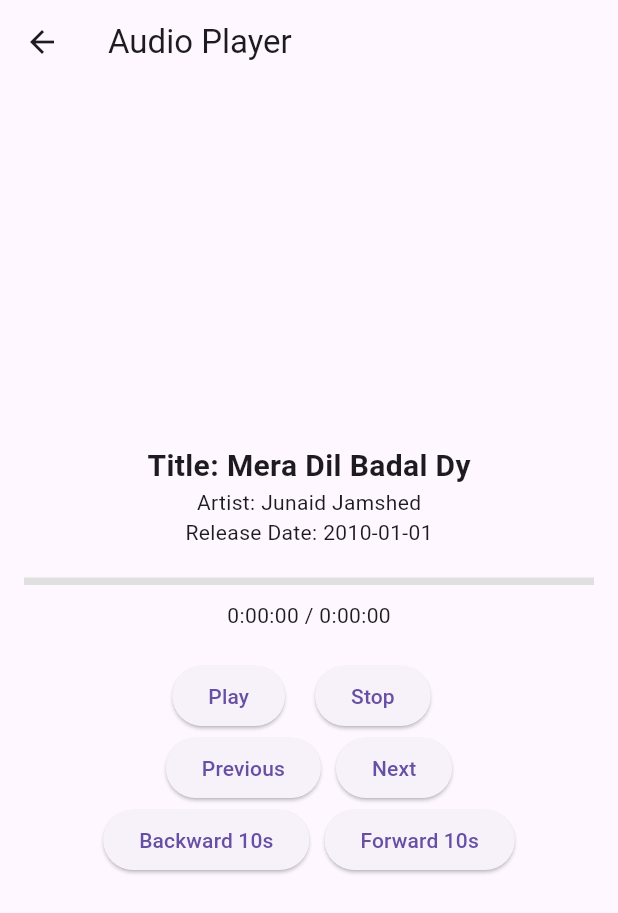
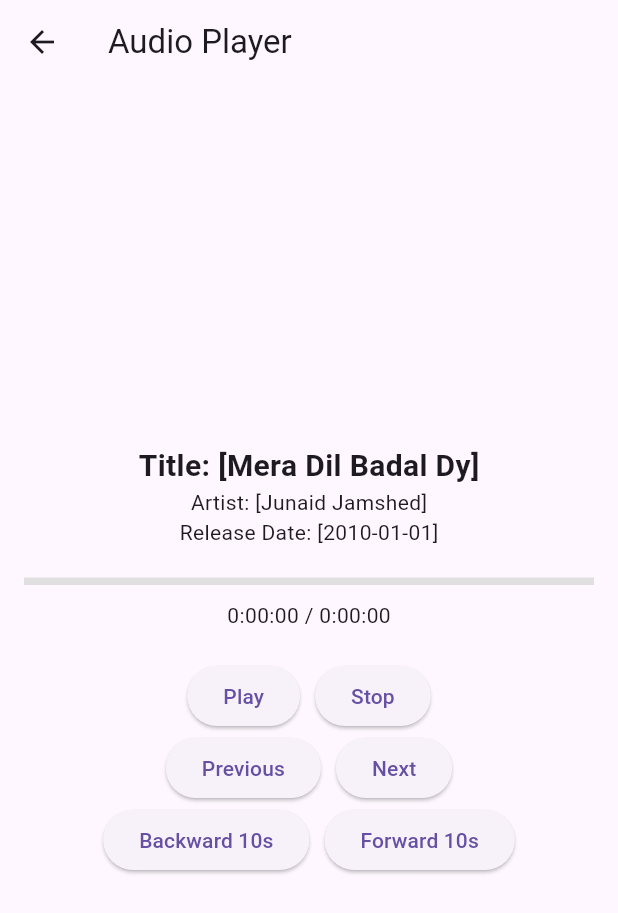
Before and after one commit to AsherAyub80/multi_role, a Flutter app: the AudioPlayer screen opened directly, on a phone screen of 412 x 824 dp. Shown: the top 913 px of the screen. Run offline on Flutter 3.47's test engine with Material 3 defaults, Android fonts, the phone set to English and light mode, and no system bars; our stand-ins replace firebase_core, firebase_messaging, flutter_dotenv, geolocator, get, get_storage and 5 more; missing offline and left inert: cunning_document_scanner, flutter_stripe, media_kit, media_kit_video, mobile_scanner, syncfusion_flutter_barcodes; accounts and stored records are empty; network calls fail; statements that could not run were skipped.

Commit message:
add localization

```diff
--- a/lib/MediaPlayer/audio_player.dart
+++ b/lib/MediaPlayer/audio_player.dart
@@ -2,6 +2,7 @@
 import 'package:google_mobile_ads/google_mobile_ads.dart';
 import 'package:media_kit/media_kit.dart';
 import 'dart:async';
+import 'package:get/get.dart';
 
 class AudioPlayer extends StatefulWidget {
   @override
@@ -21,7 +22,7 @@
   Duration _duration = Duration.zero;
   bool _isPlaying = false;
 
-  InterstitialAd? _interstitialAd; // Change to nullable type
+  InterstitialAd? _interstitialAd;
   bool _isInterstitialAdLoaded = false;
 
   late BannerAd _bannerAd;
@@ -38,24 +39,20 @@
         'title': 'Mera Dil Badal Dy',
         'artist': 'Junaid Jamshed',
         'releaseDate': '2010-01-01',
-        'url':
-            'https://humariweb.com/naats/jj/mera-dil-badal-da-(Hamariweb.com).mp3',
+        'url': 'https://humariweb.com/naats/jj/mera-dil-badal-da-(Hamariweb.com).mp3',
       },
       {
         'title': 'Faaslon Ko Takalluf',
         'artist': 'Waheed Zafar Qasmi',
         'releaseDate': '2001-06-01',
-        'url':
-            'https://humariweb.com/naats/22-10/faaslon~ko~takalluf-(hamariweb.com).mp3',
+        'url': 'https://humariweb.com/naats/22-10/faaslon~ko~takalluf-(hamariweb.com).mp3',
       },
-      // Add more tracks here
     ];
 
     _player = Player();
     _currentMedia = Media(_tracks[_currentIndex]['url']);
     _player.open(_currentMedia);
 
-    // Subscribe to the position and duration updates
     _positionSubscription = _player.stream.position.listen((position) {
       setState(() {
         _position = position;
@@ -67,6 +64,7 @@
         _duration = duration;
       });
     });
+
     _playingSubscription = _player.stream.playing.listen((playing) {
       setState(() {
         _isPlaying = playing;
@@ -88,7 +86,6 @@
   void _playPause() async {
     if (_isPlaying) {
       await _player.pause();
-      _showInterstitialAd();
     } else {
       await _player.play();
     }
@@ -100,7 +97,6 @@
 
   void _nextTrack() {
     _showInterstitialAd();
-
     setState(() {
       _currentIndex = (_currentIndex + 1) % _tracks.length;
       _currentMedia = Media(_tracks[_currentIndex]['url']);
@@ -129,8 +125,7 @@
 
   void _initializeBannerAd() {
     _bannerAd = BannerAd(
-      adUnitId:
-          'ca-app-pub-3940256099942544/6300978111', // Test Banner Ad Unit ID
+      adUnitId: 'ca-app-pub-3940256099942544/6300978111', // Test Banner Ad Unit ID
       size: AdSize.banner,
       request: const AdRequest(),
       listener: BannerAdListener(
@@ -138,14 +133,12 @@
           setState(() {
             _isAdLoaded = true;
           });
-          print('BannerAd loaded.');
         },
         onAdFailedToLoad: (Ad ad, LoadAdError error) {
           ad.dispose();
           setState(() {
             _isAdLoaded = false;
           });
-          print('BannerAd failed to load: $error');
         },
       ),
     );
@@ -162,10 +155,8 @@
             _interstitialAd = ad;
             _isInterstitialAdLoaded = true;
           });
-          print('InterstitialAd loaded.');
         },
         onAdFailedToLoad: (LoadAdError error) {
-          print('InterstitialAd failed to load: $error');
           setState(() {
             _isInterstitialAdLoaded = false;
           });
@@ -187,15 +178,13 @@
         },
       );
       _interstitialAd!.show();
-    } else {
-      print('InterstitialAd is not loaded yet.');
     }
   }
 
   @override
   Widget build(BuildContext context) {
     return Scaffold(
-      appBar: AppBar(title: Text('Audio Player')),
+      appBar: AppBar(title: Text('audioPlayerTitle'.tr)),
       body: Padding(
         padding: const EdgeInsets.all(16.0),
         child: Column(
@@ -205,12 +194,11 @@
                 mainAxisAlignment: MainAxisAlignment.center,
                 children: <Widget>[
                   Text(
-                    'Title: ${_tracks[_currentIndex]['title']}',
+                    'trackTitle'.tr +([_tracks[_currentIndex]['title']]).toString(),
                     style: TextStyle(fontSize: 20, fontWeight: FontWeight.bold),
                   ),
-                  Text('Artist: ${_tracks[_currentIndex]['artist']}'),
-                  Text(
-                      'Release Date: ${_tracks[_currentIndex]['releaseDate']}'),
+                  Text('trackArtist'.tr +([_tracks[_currentIndex]['artist']]).toString()),
+                  Text('trackReleaseDate'.tr + ([_tracks[_currentIndex]['releaseDate']]).toString()),
                   SizedBox(height: 20),
                   Container(
                     width: double.infinity,
@@ -221,9 +209,7 @@
                         Container(
                           width: (MediaQuery.of(context).size.width - 32) *
                               (_position.inMilliseconds /
-                                  (_duration.inMilliseconds == 0
-                                      ? 1
-                                      : _duration.inMilliseconds)),
+                                  (_duration.inMilliseconds == 0 ? 1 : _duration.inMilliseconds)),
                           height: 5,
                           color: Colors.blue,
                         ),
@@ -231,23 +217,20 @@
                     ),
                   ),
                   SizedBox(height: 10),
-                  Text(
-                      '${_position.toString().split('.').first} / ${_duration.toString().split('.').first}'),
+                  Text('${_position.toString().split('.').first} / ${_duration.toString().split('.').first}'),
                   SizedBox(height: 20),
                   Row(
                     mainAxisAlignment: MainAxisAlignment.center,
                     children: <Widget>[
                       ElevatedButton(
                         onPressed: _playPause,
-                        child: Text(_isPlaying ? 'Pause' : 'Play'),
+                        child: Text(_isPlaying ? 'pause'.tr : 'play'.tr),
                       ),
-                      SizedBox(width: 10),
                       SizedBox(width: 10),
                       ElevatedButton(
                         onPressed: _stop,
-                        child: Text('Stop'),
+                        child: Text('stop'.tr),
                       ),
-                      SizedBox(width: 10),
                     ],
                   ),
                   Row(
@@ -255,12 +238,12 @@
                     children: [
                       ElevatedButton(
                         onPressed: _previousTrack,
-                        child: Text('Previous'),
+                        child: Text('previous'.tr),
                       ),
                       SizedBox(width: 10),
                       ElevatedButton(
                         onPressed: _nextTrack,
-                        child: Text('Next'),
+                        child: Text('next'.tr),
                       ),
                     ],
                   ),
@@ -268,15 +251,13 @@
                     mainAxisAlignment: MainAxisAlignment.center,
                     children: [
                       ElevatedButton(
-                        onPressed: () => _seek(
-                            Duration(seconds: -10)), // Backward 10 seconds
-                        child: Text('Backward 10s'),
+                        onPressed: () => _seek(Duration(seconds: -10)), // Backward 10 seconds
+                        child: Text('backward10s'.tr),
                       ),
                       SizedBox(width: 10),
                       ElevatedButton(
-                        onPressed: () =>
-                            _seek(Duration(seconds: 10)), // Forward 10 seconds
-                        child: Text('Forward 10s'),
+                        onPressed: () => _seek(Duration(seconds: 10)), // Forward 10 seconds
+                        child: Text('forward10s'.tr),
                       ),
                     ],
                   ),
--- a/lib/WebView/web_view_page.dart
+++ b/lib/WebView/web_view_page.dart
@@ -1,6 +1,8 @@
 import 'package:flutter/material.dart';
 import 'package:google_mobile_ads/google_mobile_ads.dart';
 import 'package:webview_flutter/webview_flutter.dart';
+import 'package:get/get.dart';
+
 
 class WebViewPage extends StatefulWidget {
   final String url;
@@ -86,7 +88,7 @@
   Widget build(BuildContext context) {
     return Scaffold(
       appBar: AppBar(
-        title: const Text('WebView'),
+        title:  Text('webViewTitle'.tr),
       ),
       body: Column(
         children: [
```
Also changed, not shown: lib/MediaPlayer/videoplayer.dart (+13 -21 lines).
